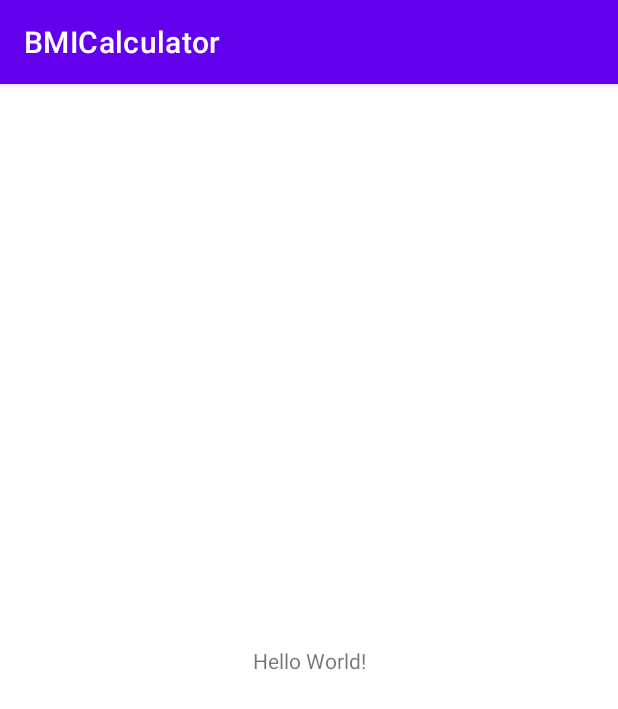
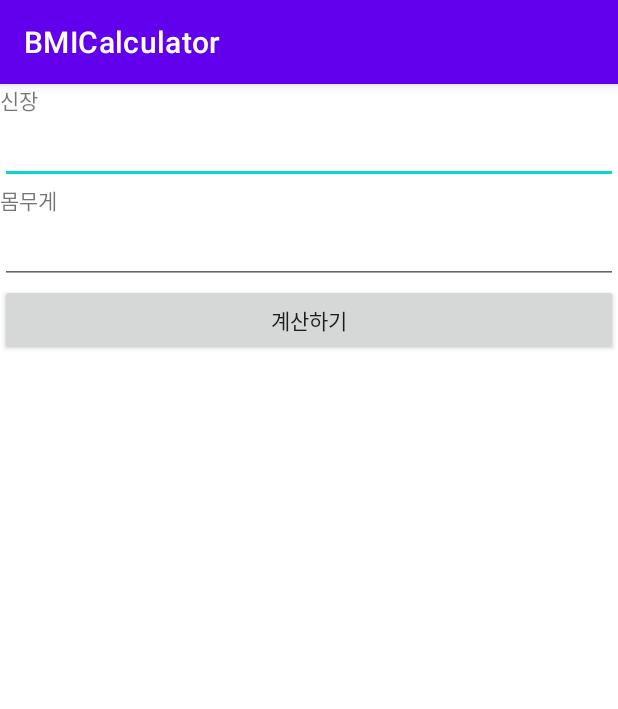
Before and after one commit to gnuoynawh/FastCampus, an Android app: the screen it shows after launch (MainActivity), on a phone screen of 412 x 824 dp. Shown: the top 709 px of the screen. Run offline under Robolectric (Android 15) with nearby library versions, the phone set to English and light mode, and no system bars.

Commit message:
챕터 1 BMI 계산기 - 입력, 출력 개발완료

```diff
--- a/BMICalculator/app/src/main/AndroidManifest.xml
+++ b/BMICalculator/app/src/main/AndroidManifest.xml
@@ -18,6 +18,8 @@
                 <category android:name="android.intent.category.LAUNCHER" />
             </intent-filter>
         </activity>
+
+        <activity android:name=".ResultActivity"/>
     </application>
 
 </manifest>
--- a/BMICalculator/app/src/main/java/com/gnuoynawh/study/bmi/MainActivity.kt
+++ b/BMICalculator/app/src/main/java/com/gnuoynawh/study/bmi/MainActivity.kt
@@ -1,11 +1,32 @@
 package com.gnuoynawh.study.bmi
 
+import android.content.Intent
 import androidx.appcompat.app.AppCompatActivity
 import android.os.Bundle
+import androidx.appcompat.widget.AppCompatButton
+import androidx.appcompat.widget.AppCompatEditText
 
 class MainActivity : AppCompatActivity() {
     override fun onCreate(savedInstanceState: Bundle?) {
         super.onCreate(savedInstanceState)
         setContentView(R.layout.activity_main)
+
+        val heightEditText: AppCompatEditText = findViewById(R.id.heightEditText)
+        val weightEditText: AppCompatEditText = findViewById(R.id.weightEditText)
+        val resultButton: AppCompatButton = findViewById(R.id.resultButton)
+
+        resultButton.setOnClickListener {
+            if(heightEditText.text!!.isEmpty() || weightEditText.text!!.isEmpty()) {
+                return@setOnClickListener
+            }
+
+            val height: Int = heightEditText.text.toString().toInt()
+            val weight: Int = weightEditText.text.toString().toInt()
+
+            val intent = Intent(this, ResultActivity::class.java)
+            intent.putExtra("height", height)
+            intent.putExtra("weight", weight)
+            startActivity(intent)
+        }
     }
 }
--- a/BMICalculator/app/src/main/res/layout/activity_main.xml
+++ b/BMICalculator/app/src/main/res/layout/activity_main.xml
@@ -1,18 +1,38 @@
 <?xml version="1.0" encoding="utf-8"?>
-<androidx.constraintlayout.widget.ConstraintLayout xmlns:android="http://schemas.android.com/apk/res/android"
+<LinearLayout xmlns:android="http://schemas.android.com/apk/res/android"
     xmlns:app="http://schemas.android.com/apk/res-auto"
     xmlns:tools="http://schemas.android.com/tools"
     android:layout_width="match_parent"
     android:layout_height="match_parent"
+    android:orientation="vertical"
     tools:context=".MainActivity">
 
-    <TextView
+    <androidx.appcompat.widget.AppCompatTextView
         android:layout_width="wrap_content"
         android:layout_height="wrap_content"
-        android:text="Hello World!"
-        app:layout_constraintBottom_toBottomOf="parent"
-        app:layout_constraintLeft_toLeftOf="parent"
-        app:layout_constraintRight_toRightOf="parent"
-        app:layout_constraintTop_toTopOf="parent" />
+        android:text="신장"/>
+    <androidx.appcompat.widget.AppCompatEditText
+        android:id="@+id/heightEditText"
+        android:layout_width="match_parent"
+        android:layout_height="wrap_content"/>
 
-</androidx.constraintlayout.widget.ConstraintLayout>
+    <androidx.appcompat.widget.AppCompatTextView
+        android:layout_width="wrap_content"
+        android:layout_height="wrap_content"
+        android:text="몸무게"/>
+    <androidx.appcompat.widget.AppCompatEditText
+        android:id="@+id/weightEditText"
+        android:layout_width="match_parent"
+        android:layout_height="wrap_content"/>
+
+    <androidx.appcompat.widget.AppCompatButton
+        android:id="@+id/resultButton"
+        android:layout_width="match_parent"
+        android:layout_height="wrap_content"
+        android:text="계산하기"/>
+
+    <androidx.appcompat.widget.AppCompatTextView
+        android:id="@+id/resultText"
+        android:layout_width="wrap_content"
+        android:layout_height="wrap_content"/>
+</LinearLayout>
```
Also changed, not shown: BMICalculator/app/src/main/java/com/gnuoynawh/study/bmi/ResultActivity.kt (added, +33 -0 lines), BMICalculator/app/src/main/res/layout/activity_result.xml (added, +43 -0 lines).
